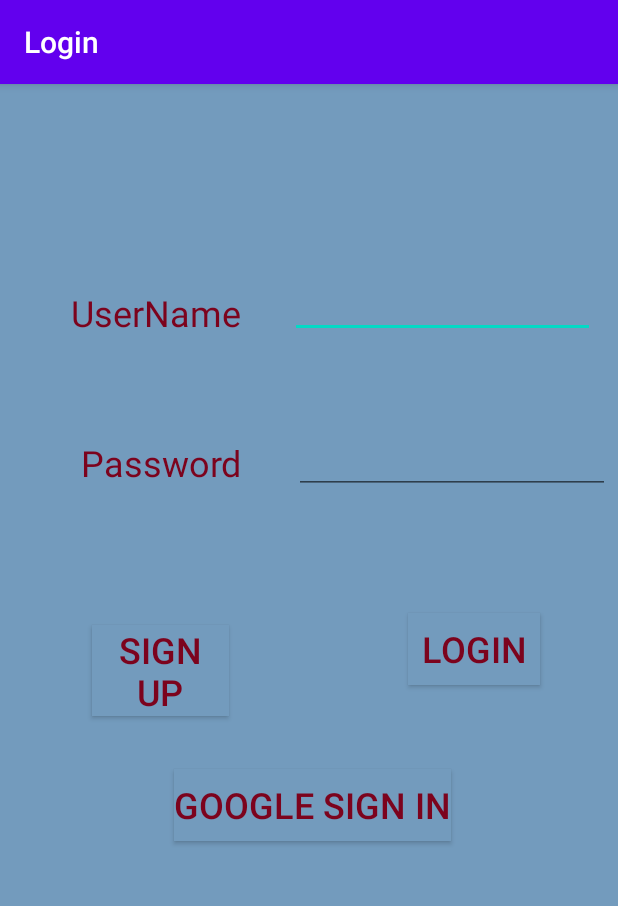
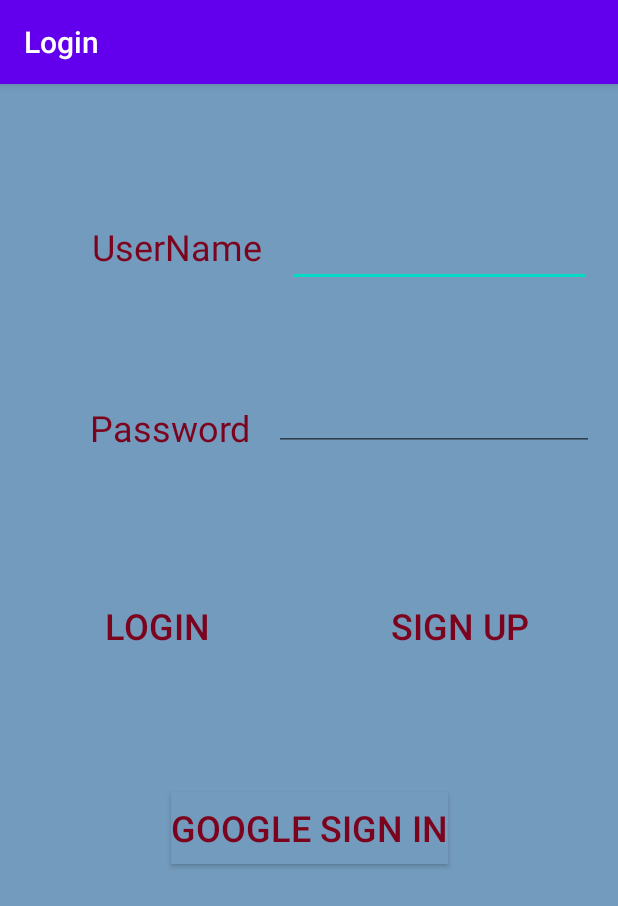
Before and after one commit to mokshith245/Spotify, an Android app: the screen it shows after launch (MainActivity), on a phone screen of 412 x 824 dp. Shown: the top 906 px of the screen. Run offline under Robolectric (Android 15) with nearby library versions, the phone set to English and light mode, and no system bars; our stand-ins replace Firebase (no records; nobody signed in at launch, a user with empty details on screens opened directly).

Commit message:
updated xml

```diff
--- a/Login2/app/src/main/java/com/example/login/MainActivity.java
+++ b/Login2/app/src/main/java/com/example/login/MainActivity.java
@@ -5,12 +5,21 @@ import androidx.appcompat.app.AppCompatActivity;
 import android.os.Bundle;
 import android.widget.Toast;
 
+import com.google.firebase.database.DatabaseReference;
+import com.google.firebase.database.FirebaseDatabase;
+
 public class MainActivity extends AppCompatActivity {
 
+    FirebaseDatabase rootNode;
+    DatabaseReference reference;
     @Override
     protected void onCreate(Bundle savedInstanceState) {
         super.onCreate(savedInstanceState);
         setContentView(R.layout.activity_main);
         Toast.makeText(this, "this is it", Toast.LENGTH_SHORT).show();
+
+        rootNode = FirebaseDatabase.getInstance();
+        reference = rootNode.getReference("users");
+        reference.setValue("some random value");
     }
 }
--- a/Login2/app/src/main/res/layout/activity_main.xml
+++ b/Login2/app/src/main/res/layout/activity_main.xml
@@ -1,5 +1,7 @@
 <?xml version="1.0" encoding="utf-8"?>
-<RelativeLayout xmlns:android="http://schemas.android.com/apk/res/android"
+<androidx.constraintlayout.widget.ConstraintLayout xmlns:android="http://schemas.android.com/apk/res/android"
+    xmlns:app="http://schemas.android.com/apk/res-auto"
+    xmlns:tools="http://schemas.android.com/tools"
     android:id="@+id/logini"
     android:layout_width="match_parent"
     android:layout_height="match_parent"
@@ -10,93 +12,108 @@
         android:id="@+id/UserName"
         android:layout_width="wrap_content"
         android:layout_height="wrap_content"
-        android:layout_alignParentStart="true"
-        android:layout_alignParentTop="true"
-        android:layout_marginStart="47dp"
-        android:layout_marginTop="136dp"
+        android:layout_marginStart="44dp"
+        android:layout_marginTop="92dp"
         android:text="@string/username"
         android:textColor="#7C031D"
-        android:textSize="24sp" />
+        android:textSize="24sp"
+        app:layout_constraintEnd_toStartOf="@+id/editText"
+        app:layout_constraintHorizontal_bias="0.5"
+        app:layout_constraintStart_toStartOf="parent"
+        app:layout_constraintTop_toTopOf="parent" />
 
     <EditText
         android:id="@+id/editText"
         android:layout_width="203dp"
         android:layout_height="55dp"
-        android:layout_alignParentStart="true"
-        android:layout_alignParentTop="true"
-        android:layout_marginStart="193dp"
-        android:layout_marginTop="114dp"
+        android:layout_marginTop="80dp"
         android:autofillHints=""
         android:ems="10"
-        android:inputType="textPassword"
-        android:textColor="#7C031D" />
+        android:inputType="text"
+        android:textColor="#7C031D"
+        app:layout_constraintEnd_toEndOf="parent"
+        app:layout_constraintHorizontal_bias="0.5"
+        app:layout_constraintStart_toEndOf="@+id/UserName"
+        app:layout_constraintTop_toTopOf="parent" />
 
     <TextView
         android:id="@+id/textView2"
         android:layout_width="wrap_content"
         android:layout_height="wrap_content"
-        android:layout_alignParentStart="true"
-        android:layout_alignParentTop="true"
-        android:layout_marginStart="54dp"
-        android:layout_marginTop="236dp"
+        android:layout_marginStart="44dp"
+        android:layout_marginTop="88dp"
         android:text="@string/password"
         android:textColor="#7C031D"
-        android:textSize="24sp" />
+        android:textSize="24sp"
+        app:layout_constraintEnd_toStartOf="@+id/editText2"
+        app:layout_constraintHorizontal_bias="0.5"
+        app:layout_constraintStart_toStartOf="parent"
+        app:layout_constraintTop_toBottomOf="@+id/UserName" />
 
     <EditText
         android:id="@+id/editText2"
         android:layout_width="wrap_content"
         android:layout_height="wrap_content"
-        android:layout_alignParentStart="true"
-        android:layout_alignParentTop="true"
-        android:layout_alignParentEnd="true"
-        android:layout_marginStart="196dp"
-        android:layout_marginTop="228dp"
-        android:layout_marginEnd="5dp"
+        android:layout_marginTop="64dp"
         android:ems="10"
         android:importantForAutofill="no"
-        android:inputType="textPassword"
-        android:textColor="#7C031D" />
+        android:inputType="text"
+        android:textColor="#7C031D"
+        app:layout_constraintEnd_toEndOf="parent"
+        app:layout_constraintHorizontal_bias="0.5"
+        app:layout_constraintStart_toEndOf="@+id/textView2"
+        app:layout_constraintTop_toBottomOf="@+id/editText" />
+
+    <LinearLayout
+        android:id="@+id/linearLayout"
+        android:layout_width="fill_parent"
+        android:layout_height="wrap_content"
+        android:layout_marginTop="40dp"
+        android:background="#739BBD"
+        android:orientation="horizontal"
+        android:paddingLeft="4.0dip"
+        android:paddingTop="5.0dip"
+        android:paddingRight="4.0dip"
+        android:paddingBottom="1.0dip"
+        app:layout_constraintBottom_toBottomOf="parent"
+        app:layout_constraintEnd_toEndOf="parent"
+        app:layout_constraintStart_toStartOf="parent"
+        app:layout_constraintTop_toBottomOf="@+id/editText2"
+        app:layout_constraintVertical_bias="0.110000014">
 
         <Button
-        android:id="@+id/button"
-        android:layout_width="wrap_content"
-        android:layout_height="wrap_content"
-        android:layout_below="@+id/editText2"
-        android:layout_alignParentEnd="true"
-        android:layout_marginTop="79dp"
-        android:layout_marginEnd="52dp"
+            android:id="@+id/allow"
+            android:layout_width="0.0dip"
+            android:layout_height="fill_parent"
+            android:layout_weight="1.0"
             android:background="#739BBD"
-        android:text="@string/login"
+            android:text="login"
             android:textColor="#7C031D"
             android:textSize="24sp" />
 
         <Button
-        android:id="@+id/button2"
-        android:layout_width="wrap_content"
-        android:layout_height="wrap_content"
-        android:layout_below="@+id/textView2"
-        android:layout_alignParentStart="true"
-        android:layout_marginStart="61dp"
-        android:layout_marginTop="92dp"
-        android:layout_marginEnd="119dp"
-        android:layout_toStartOf="@+id/button"
+            android:id="@+id/deny"
+            android:layout_width="0.0dip"
+            android:layout_height="fill_parent"
+            android:layout_weight="1.0"
             android:background="#739BBD"
             android:text="@string/sign_up"
             android:textColor="#7C031D"
             android:textSize="24sp" />
 
+    </LinearLayout>
+
     <Button
         android:id="@+id/button3"
         android:layout_width="wrap_content"
         android:layout_height="wrap_content"
-        android:layout_alignBottom="@+id/button"
-        android:layout_alignParentStart="true"
-        android:layout_centerHorizontal="true"
-        android:layout_marginStart="116dp"
-        android:layout_marginBottom="-104dp"
         android:background="#739BBD"
         android:text="@string/google_sign_in"
         android:textColor="#7C031D"
-        android:textSize="24sp" />
-</RelativeLayout>
+        android:textSize="24sp"
+        app:layout_constraintBottom_toBottomOf="parent"
+        app:layout_constraintEnd_toEndOf="parent"
+        app:layout_constraintStart_toStartOf="parent"
+        app:layout_constraintTop_toBottomOf="@+id/linearLayout"
+        app:layout_constraintVertical_bias="0.255" />
+</androidx.constraintlayout.widget.ConstraintLayout>
```
Lines whose indentation alone changed are shown as unchanged.
